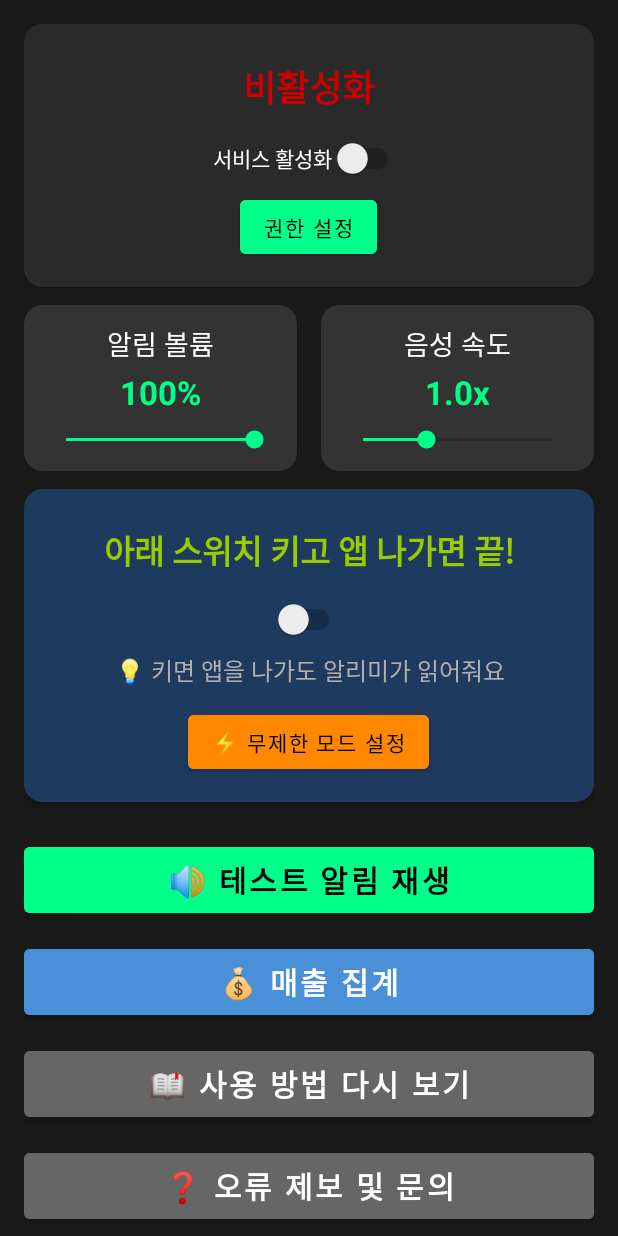
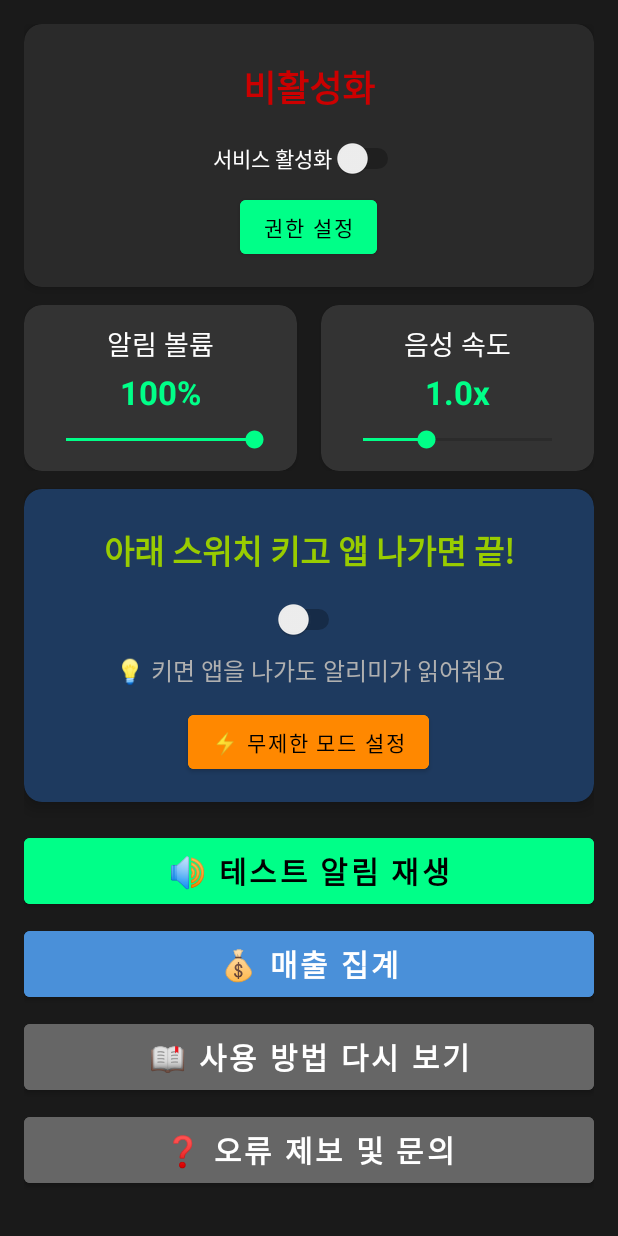
Before and after one commit to JIsseokOh/bankvoicealert-privacy, an Android app: the screen it shows after launch (MainActivity), on a phone screen of 412 x 824 dp. Run offline under Robolectric (Android 15) with nearby library versions, the light colour scheme and no system bars; our stand-ins replace AdMob; 4 statements that could not run were skipped.

Commit message:
v1.3.34: Adjust UI spacing

```diff
--- a/app/build.gradle
+++ b/app/build.gradle
@@ -11,8 +11,8 @@ android {
         applicationId "com.family.bankvoicealert"
         minSdk 21
         targetSdk 35
-        versionCode 64
-        versionName "1.3.33"
+        versionCode 65
+        versionName "1.3.34"
 
         testInstrumentationRunner "androidx.test.runner.AndroidJUnitRunner"
     }
--- a/app/src/main/res/layout/activity_main.xml
+++ b/app/src/main/res/layout/activity_main.xml
@@ -235,7 +235,7 @@
         android:textStyle="bold"
         android:backgroundTint="#00ff88"
         android:textColor="#000000"
-        android:layout_marginTop="12dp"/>
+        android:layout_marginTop="6dp"/>
 
     <!-- 매출 집계 버튼 -->
     <Button
@@ -247,7 +247,7 @@
         android:textStyle="bold"
         android:backgroundTint="#4a90d9"
         android:textColor="#ffffff"
-        android:layout_marginTop="12dp"/>
+        android:layout_marginTop="6dp"/>
 
     <!-- 도움말 버튼 -->
     <Button
@@ -259,7 +259,7 @@
         android:textStyle="bold"
         android:backgroundTint="#666666"
         android:textColor="#ffffff"
-        android:layout_marginTop="12dp"/>
+        android:layout_marginTop="6dp"/>
 
     <!-- 문의 버튼 -->
     <Button
@@ -271,7 +271,7 @@
         android:textStyle="bold"
         android:backgroundTint="#666666"
         android:textColor="#ffffff"
-        android:layout_marginTop="12dp"/>
+        android:layout_marginTop="6dp"/>
 
 
 
```
Also changed, not shown: 1 other file.
